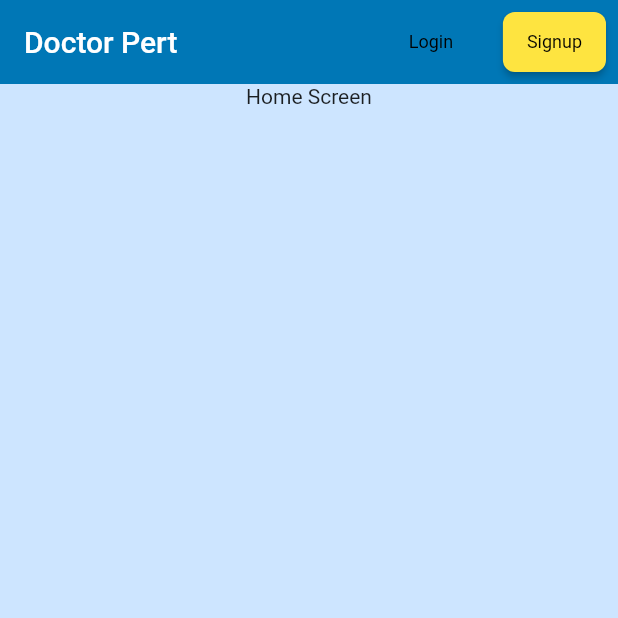
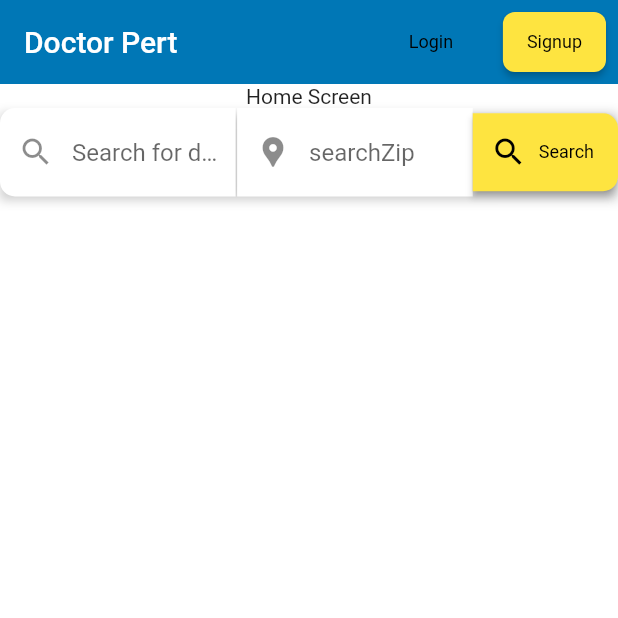
Before and after one commit to iieo/doctor_pert, a Flutter app: the screen it shows after launch, on a phone screen of 412 x 824 dp, the top half of it. Run offline on Flutter 3.47's test engine with Material 2 defaults, Android fonts, the phone set to English and light mode, and no system bars; our stand-ins replace cloud_firestore, firebase_auth, firebase_core, go_router; accounts and stored records are empty.

Commit message:
searchbar

```diff
--- /dev/null
+++ b/lib/screens/home_screen/components/search_bar.dart
@@ -0,0 +1,151 @@
+import 'package:doctor_pert/translation.dart';
+import 'package:flutter/material.dart';
+
+class SearchBar extends StatelessWidget {
+  const SearchBar({super.key});
+
+  @override
+  Widget build(BuildContext context) {
+    return Container(
+        //add shadow
+        decoration: BoxDecoration(
+          boxShadow: [
+            BoxShadow(
+              color: Colors.grey.withOpacity(0.5),
+              spreadRadius: 0,
+              blurRadius: 5,
+              offset: const Offset(0, 3), // changes position of shadow
+            ),
+          ],
+        ),
+        child: Row(
+          children: [
+            Expanded(
+              child: TextField(
+                decoration: InputDecoration(
+                  filled: true,
+                  fillColor: Colors.white,
+                  hintText: t("searchDoctor"),
+                  prefixIcon: const Icon(Icons.search),
+                  border: const OutlineInputBorder(
+                    borderSide: BorderSide.none,
+                    borderRadius: BorderRadius.only(
+                      bottomLeft: Radius.circular(10),
+                      topLeft: Radius.circular(10),
+                    ),
+                  ),
+                ),
+              ),
+            ),
+            const VerticalDivider(
+              color: Colors.black,
+              thickness: 1,
+              width: 1,
+            ),
+            Expanded(
+                child: TextField(
+              decoration: InputDecoration(
+                filled: true,
+                fillColor: Colors.white,
+                hintText: t("searchZip"),
+                prefixIcon: const Icon(Icons.location_pin),
+                border: const OutlineInputBorder(
+                  borderSide: BorderSide.none,
+                  borderRadius: BorderRadius.zero,
+                ),
+              ),
+            )),
+            ElevatedButton.icon(
+                onPressed: () {},
+                style: TextButton.styleFrom(
+                  shape: const RoundedRectangleBorder(
+                    borderRadius: BorderRadius.only(
+                      bottomRight: Radius.circular(10),
+                      topRight: Radius.circular(10),
+                    ),
+                  ),
+                ),
+                icon: const Icon(
+                  Icons.search,
+                  color: Colors.black,
+                ),
+                label: Padding(
+                    padding: const EdgeInsets.symmetric(vertical: 19),
+                    child: Text(
+                      t("search"),
+                      style: Theme.of(context).textTheme.labelMedium,
+                    )))
+          ],
+        ));
+    /*
+    return Container(
+        padding: const EdgeInsets.symmetric(
+            vertical: Spacing.spacingStandardPadding),
+        decoration: const BoxDecoration(
+          color: MyColors.primary,
+        ),
+        child: Container(
+            margin: const EdgeInsets.only(
+              left: Spacing.spacingStandardMargin,
+              right: Spacing.spacingStandardMargin,
+            ),
+            child: Row(children: [
+              Expanded(
+                child: TextField(
+                  decoration: InputDecoration(
+                    filled: true,
+                    fillColor: MyColors.whitePureColor,
+                    hintText: t("searchDoctor"),
+                    prefixIcon: const Icon(Icons.search),
+                    border: const OutlineInputBorder(
+                      borderSide: BorderSide.none,
+                      borderRadius: BorderRadius.only(
+                        bottomLeft:
+                            Radius.circular(Spacing.borderRadiusStandard),
+                        topLeft: Radius.circular(Spacing.borderRadiusStandard),
+                      ),
+                    ),
+                  ),
+                ),
+              ),
+              Expanded(
+                child: TextField(
+                  key: _globalKey,
+                  decoration: InputDecoration(
+                    filled: true,
+                    fillColor: MyColors.whitePureColor,
+                    hintText: t("searchZip"),
+                    prefixIcon: const Icon(Icons.location_pin),
+                    border: const OutlineInputBorder(
+                      borderSide: BorderSide.none,
+                      borderRadius: BorderRadius.zero,
+                    ),
+                  ),
+                ),
+              ),
+              SizedBox(
+                height: _height,
+                child: TextButton(
+                    onPressed: () {},
+                    style: TextButton.styleFrom(
+                      foregroundColor: MyColors.textColorWhite,
+                      backgroundColor: MyColors.secondary,
+                      shape: const RoundedRectangleBorder(
+                        borderRadius: BorderRadius.only(
+                          bottomRight:
+                              Radius.circular(Spacing.borderRadiusStandard),
+                          topRight:
+                              Radius.circular(Spacing.borderRadiusStandard),
+                        ),
+                      ),
+                    ),
+                    child: Row(
+                      children: [
+                        Text(t("search")),
+                        const Icon(Icons.arrow_right),
+                      ],
+                    )),
+              )
+            ])));*/
+  }
+}
--- a/lib/screens/home_screen/home_screen.dart
+++ b/lib/screens/home_screen/home_screen.dart
@@ -1,3 +1,4 @@
+import 'package:doctor_pert/screens/home_screen/components/search_bar.dart';
 import 'package:doctor_pert/screens/shell/nav_bar/navigation_bar.dart';
 import 'package:flutter/material.dart';
 
@@ -6,6 +7,7 @@ class HomeScreen extends StatelessWidget {
 
   @override
   Widget build(BuildContext context) {
-    return Column(children: const [Center(child: Text('Home Screen'))]);
+    return Column(
+        children: const [Center(child: Text('Home Screen')), SearchBar()]);
   }
 }
--- a/lib/theme/color_theme.dart
+++ b/lib/theme/color_theme.dart
@@ -40,7 +40,7 @@ final ThemeData themeData = ThemeData(
   primaryColor: primaryColor,
   colorScheme: colorScheme,
   appBarTheme: const AppBarTheme(backgroundColor: primaryColor),
-  scaffoldBackgroundColor: colorScheme.primaryContainer,
+  scaffoldBackgroundColor: Colors.white,
   dialogBackgroundColor: colorScheme.secondaryContainer,
   elevatedButtonTheme: ElevatedButtonThemeData(
     style: ButtonStyle(
--- a/lib/translation.dart
+++ b/lib/translation.dart
@@ -16,6 +16,12 @@ Map<String, String> englisch = {
   "ok": "Ok",
   "cancel": "Cancel",
   "error": "Error",
+  "search": "Search",
+  "search-hint": "Search for doctors, hospitals, etc.",
+  "search-no-results": "No results found",
+  "search-results": "Results",
+  "searchDoctor": "Search for doctor",
+  "searchZIP": "Search for ZIP",
 };
 
 Map<String, String> deutsch = {
@@ -37,6 +43,12 @@ Map<String, String> deutsch = {
   "ok": "Ok",
   "cancel": "Abbrechen",
   "error": "Fehler",
+  "search": "Suche",
+  "search-hint": "Suche nach Ärzten, Krankenhäusern, etc.",
+  "search-no-results": "Keine Ergebnisse gefunden",
+  "search-results": "Ergebnisse",
+  "searchDoctor": "Arzt suchen",
+  "searchZIP": "PLZ suchen",
 };
 
 Map<String, String> language = englisch;
```
